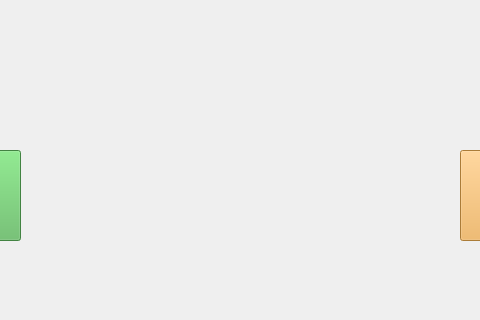
This is src/Page/ModulePage.ui in polybox3d/polybox as Qt 5 draws it before an edit; both pictures show x 160 to 640 and y 230 to 550 of the 800 by 550 pixel window. The edited form follows.
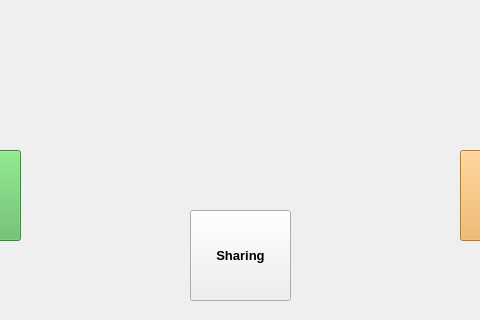
This is the edited form. Icons and pictures are not drawn.

Commit message: Update Slider handling and Sharing folder

What changed in the file:
```diff
--- a/src/Page/ModulePage.ui
+++ b/src/Page/ModulePage.ui
@@ -150,6 +150,51 @@
     <string>LabView</string>
    </property>
   </widget>
+  <widget class="QToolButton" name="shareButton">
+   <property name="enabled">
+    <bool>true</bool>
+   </property>
+   <property name="geometry">
+    <rect>
+     <x>350</x>
+     <y>440</y>
+     <width>101</width>
+     <height>91</height>
+    </rect>
+   </property>
+   <property name="font">
+    <font>
+     <pointsize>10</pointsize>
+     <weight>75</weight>
+     <bold>true</bold>
+    </font>
+   </property>
+   <property name="cursor">
+    <cursorShape>PointingHandCursor</cursorShape>
+   </property>
+   <property name="styleSheet">
+    <string notr="true"/>
+   </property>
+   <property name="text">
+    <string>Sharing</string>
+   </property>
+   <property name="icon">
+    <iconset resource="../ressources.qrc">
+     <normaloff>:/img/img/dropbox.png</normaloff>:/img/img/dropbox.png</iconset>
+   </property>
+   <property name="iconSize">
+    <size>
+     <width>65</width>
+     <height>65</height>
+    </size>
+   </property>
+   <property name="toolButtonStyle">
+    <enum>Qt::ToolButtonTextUnderIcon</enum>
+   </property>
+   <property name="autoRaise">
+    <bool>false</bool>
+   </property>
+  </widget>
  </widget>
  <resources>
   <include location="../ressources.qrc"/>
```
The commit also changes 13 other files.
